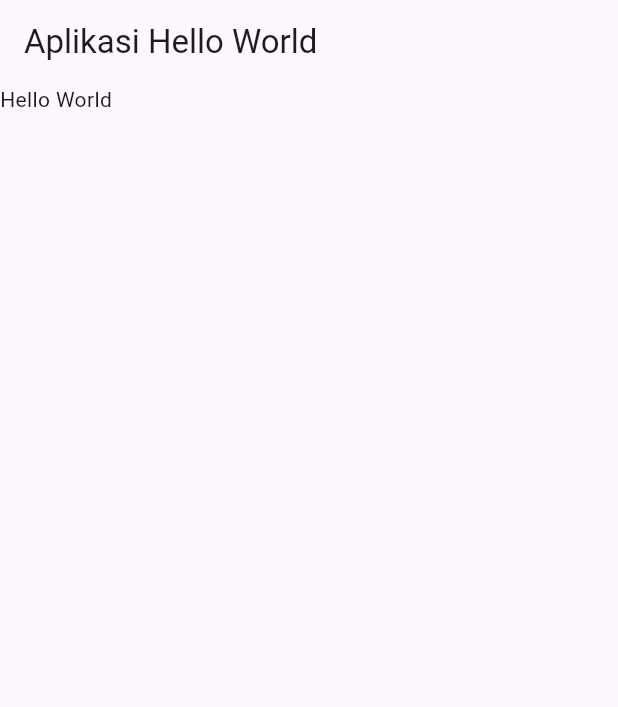
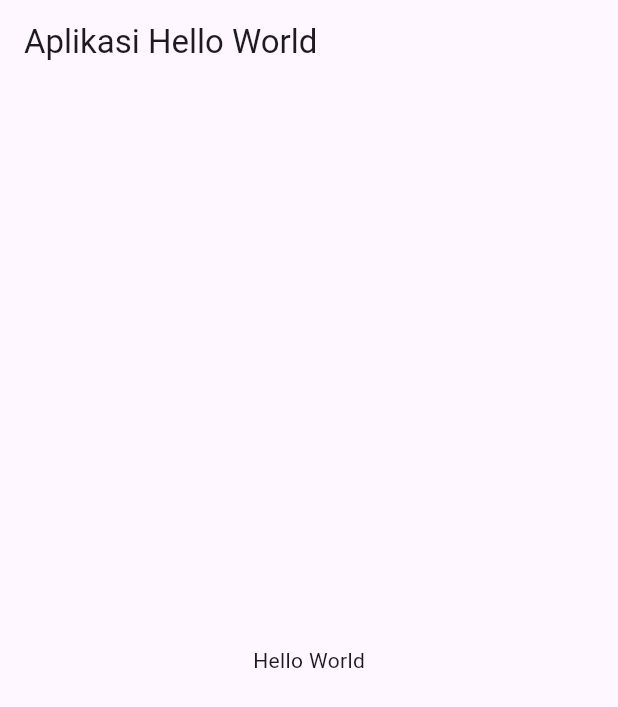
Before and after one commit to Lmunif/learnFlutter, a Flutter app: the screen it shows after launch, on a phone screen of 412 x 824 dp. Shown: the top 707 px of the screen. Run offline on Flutter 3.47's test engine with Material 3 defaults, Android fonts, the phone set to English and light mode, and no system bars.

Commit message:
FLUTTER 02. Aplikasi Flutter Pertamaku | Tutorial Flutter | Flutter Indonesia

```diff
--- a/myapp/lib/main.dart
+++ b/myapp/lib/main.dart
@@ -1,6 +1,6 @@
 import 'package:flutter/material.dart';
 
-void main() => runApp( MyApp());
+void main() => runApp(MyApp());
 
 class MyApp extends StatelessWidget {
   // const MyApp({super.key});
@@ -9,9 +9,11 @@ class MyApp extends StatelessWidget {
   Widget build(BuildContext context) {
     return MaterialApp(
       home: Scaffold(
-        appBar: AppBar(title: Text("Aplikasi Hello World"),),
-        body: Text("Hello World"),
+        appBar: AppBar(
+          title: Text("Aplikasi Hello World"),
+        ),
+        body: Center(child: Text("Hello World")),
       ),
-    ) ;
+    );
   }
 }
```
